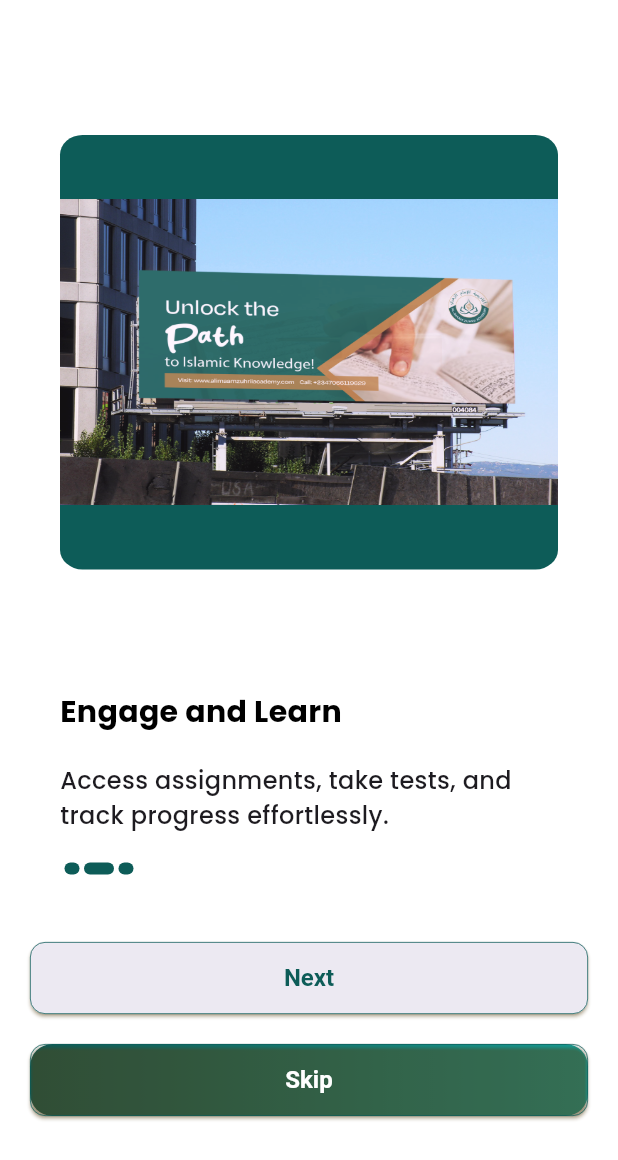
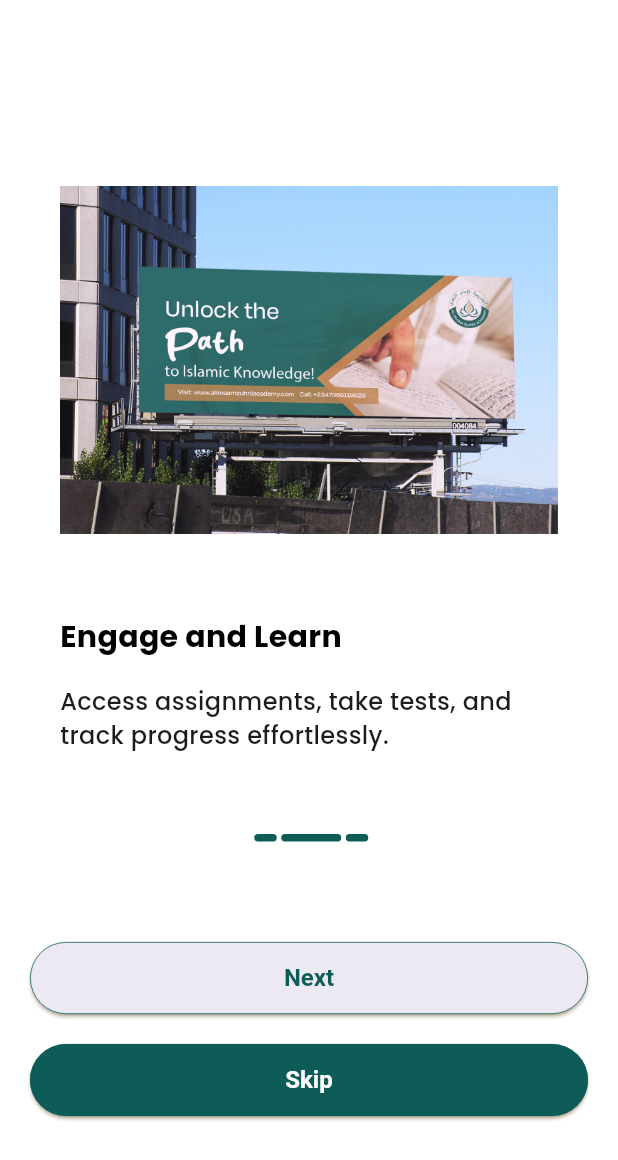
Before and after one commit to Eectrosalaf/imamzuhri, a Flutter app: the screen it shows after launch, after a tap on "Next", on a phone screen of 412 x 824 dp. Shown: the top 1160 px of the screen. Run offline on Flutter 3.47's test engine with Material 3 defaults, Android fonts, the phone set to English and light mode, and no system bars; our stand-ins replace cloud_firestore, firebase_auth, firebase_core, google_fonts, shimmer; accounts and stored records are empty.

Commit message:
recent updates

```diff
--- a/lib/screens/loginscreen.dart
+++ b/lib/screens/loginscreen.dart
@@ -162,12 +162,12 @@ class _LoginScreenState extends State<LoginScreen> {
                   ],
                 ),
                 Botton(
-                    bcolour: Colors.transparent,
+                    bcolour: DesignColors.primaryColor,
                     colour: DesignColors.primaryColor,
-                    gradient: const LinearGradient(colors: [
-                      Color(0xff0d5c58),
-                      Color.fromARGB(255, 21, 168, 161),
-                    ], begin: Alignment.topCenter, end: Alignment.bottomCenter),
+                    // gradient: const LinearGradient(colors: [
+                    //   Color(0xff0d5c58),
+                    //   Color.fromARGB(255, 21, 168, 161),
+                    // ], begin: Alignment.topCenter, end: Alignment.bottomCenter),
                     tcolour: Colors.white,
                     title: 'Log in',
                     onPressed: () async {
@@ -203,8 +203,7 @@ class _LoginScreenState extends State<LoginScreen> {
                                     btntitle: 'Log in Again',
                                     details: output
 
-                                    // controller: _controller,
-                                    // onsaved: savetask,
+
                                     ),
                               );
                             });
--- a/lib/screens/onboardingscreen.dart
+++ b/lib/screens/onboardingscreen.dart
@@ -36,14 +36,14 @@ class _OnboardingScreenState extends State<OnboardingScreen> {
       duration: const Duration(milliseconds: 200),
       decoration: const BoxDecoration(
         borderRadius: BorderRadius.all(
-          Radius.circular(50),
+          Radius.circular(20),
         ),
         color: DesignColors.primaryColor,
       ),
       margin: const EdgeInsets.only(left: 3),
-      height: 8,
+      height: 5,
       curve: Curves.easeIn,
-      width: _currentPage == index ? 20 : 10,
+      width: _currentPage == index ? 40 : 15,
     );
   }
 
@@ -69,32 +69,20 @@ class _OnboardingScreenState extends State<OnboardingScreen> {
                   return Padding(
                     padding: const EdgeInsets.all(40.0),
                     child: Column(
-                      crossAxisAlignment: CrossAxisAlignment.start,
+                      crossAxisAlignment: CrossAxisAlignment.stretch,
+                      mainAxisAlignment: MainAxisAlignment.spaceEvenly,
                       children: [
                         const SizedBox(
                           height: 50,
                         ),
                         Center(
-                          child: AnimatedContainer(
-                            curve: Curves.bounceIn,
-                            transform:Matrix4.rotationX(0.5),
-                            duration: const Duration(microseconds: 300),
-                            decoration: const BoxDecoration(
-                                color: DesignColors.primaryColor,
-                                borderRadius:
-                                    BorderRadius.all(Radius.circular(15))),
-
-                            height: 330,
-                            width: double.infinity,
-                            // color: DesignColors.primaryColor,
-                            child: Image.asset(
-                              fit: BoxFit.contain,
-                              contents[i].image,
-                            ),
+                          child: Image.asset(
+                            fit: BoxFit.contain,
+                            contents[i].image,
                           ),
                         ),
                         const SizedBox(
-                          height: 40,
+                          height: 20,
                           //   //height: (height >= 840) ? 60 : 30,
                         ),
                         Text(
@@ -106,7 +94,7 @@ class _OnboardingScreenState extends State<OnboardingScreen> {
                           ),
                           textAlign: TextAlign.left,
                         ),
-                        const SizedBox(height: 20),
+                      //  const SizedBox(height: 0),
                         Text(
                           contents[i].desc,
                           style: GoogleFonts.poppins(
@@ -119,7 +107,7 @@ class _OnboardingScreenState extends State<OnboardingScreen> {
                         const SizedBox(height: 20),
                         Row(
                           // crossAxisAlignment: CrossAxisAlignment.start,
-                          mainAxisAlignment: MainAxisAlignment.start,
+                          mainAxisAlignment: MainAxisAlignment.center,
                           children: List.generate(
                             contents.length,
                             (int index) => _buildDots(
@@ -159,15 +147,15 @@ class _OnboardingScreenState extends State<OnboardingScreen> {
                                   height: 16,
                                 ),
                                 Botton(
-                                    bcolour: Colors.transparent,
+                                    bcolour: DesignColors.primaryColor,
                                     colour: DesignColors.primaryColor,
-                                    gradient: const LinearGradient(
-                                        colors: [
-                                          Color(0xff0d5c58),
-                                          Color.fromARGB(255, 21, 168, 161),
-                                        ],
-                                        begin: Alignment.topCenter,
-                                        end: Alignment.bottomCenter),
+                                    // // gradient: const LinearGradient(
+                                    // //     colors: [
+                                    // //       Color(0xff0d5c58),
+                                    // //       Color.fromARGB(255, 21, 168, 161),
+                                    // //     ],
+                                    //     begin: Alignment.topCenter,
+                                    //     end: Alignment.bottomCenter),
                                     tcolour: Colors.white,
                                     title: 'Register',
                                     onPressed: () {
@@ -197,11 +185,11 @@ class _OnboardingScreenState extends State<OnboardingScreen> {
                                   height: 20,
                                 ),
                                 Botton(
-                                  bcolour: Colors.transparent,
-                                  gradient: const LinearGradient(colors: [
-                                     Color(0xff0d5c58),
-                                          Color.fromARGB(255, 21, 168, 161),
-                                  ]),
+                                  bcolour:  DesignColors.primaryColor,
+                                  // gradient: const LinearGradient(colors: [
+                                  //    Color(0xff0d5c58),
+                                  //         Color.fromARGB(255, 21, 168, 161),
+                                  // ]),
                                   colour: DesignColors.primaryColor,
                                   tcolour: Colors.white,
                                   title: 'Skip',
--- a/lib/screens/splashscreen.dart
+++ b/lib/screens/splashscreen.dart
@@ -1,7 +1,6 @@
 import 'dart:async';
 
 import 'package:flutter/material.dart';
-
 
 class SplashScreen extends StatefulWidget {
   const SplashScreen({super.key});
@@ -11,27 +10,32 @@ class SplashScreen extends StatefulWidget {
 }
 
 class _SplashScreenState extends State<SplashScreen> {
+  double targetValue = 100;
+
   @override
   void initState() {
+    targetValue = targetValue == 100 ? 250 : 300;
     super.initState();
-    Timer(
-        const Duration(seconds: 5),
-        () => Navigator.pushNamed(context,'/onboarding'));  }
+    Timer(const Duration(seconds: 5),
+        () => Navigator.pushNamed(context, '/onboarding'));
+  }
 
   @override
   Widget build(BuildContext context) {
     return Scaffold(
       backgroundColor: Colors.white,
       body: Center(
-          child: Column(
-        mainAxisAlignment: MainAxisAlignment.center,
-        children: [
-          AnimatedContainer(
-              curve: Curves.easeInSine,
-              duration: const Duration(seconds: 15),
-              child: Image.asset('images/zurilogo.png')),
-        ],
-      )),
+        child: TweenAnimationBuilder(
+          curve: Curves.bounceOut,
+          tween: Tween<double>(begin: 110, end: targetValue),
+          duration: const Duration(milliseconds: 500),
+          builder: (BuildContext context, double size, Widget? child) {
+            return Image.asset('images/zurilogo.png');
+          },
+        ),
+
+
+      ),
     );
   }
 }
--- a/lib/widgets/buttons.dart
+++ b/lib/widgets/buttons.dart
@@ -36,7 +36,7 @@ class Botton extends StatelessWidget {
           //elevation: 4,
           backgroundColor: bcolour,
           shape:
-              RoundedRectangleBorder(borderRadius: BorderRadius.circular(10)),
+              RoundedRectangleBorder(borderRadius: BorderRadius.circular(30)),
           textStyle: const TextStyle(
             color: Colors.white,
             fontSize: 24,
--- a/lib/widgets/textfield.dart
+++ b/lib/widgets/textfield.dart
@@ -90,17 +90,17 @@ class _CustomTextfieldState extends State<CustomTextfield> {
           contentPadding:
               const EdgeInsets.symmetric(vertical: 2, horizontal: 30.0),
           border: const OutlineInputBorder(
-            borderRadius: BorderRadius.all(Radius.circular(15.0)),
+            borderRadius: BorderRadius.all(Radius.circular(30.0)),
           ),
           enabledBorder: const OutlineInputBorder(
             borderSide: BorderSide(color: Color(0xff9e9c9c), width: 1.0),
-            borderRadius: BorderRadius.all(Radius.circular(15.0)),
+            borderRadius: BorderRadius.all(Radius.circular(30.0)),
           ),
           focusedBorder: OutlineInputBorder(
             borderSide: BorderSide(
                 color: isInFocus ? DesignColors.primaryColor : Colors.black,
                 width: 1.0),
-            borderRadius: const BorderRadius.all(Radius.circular(15.0)),
+            borderRadius: const BorderRadius.all(Radius.circular(30.0)),
           ),
         ));
   }
```
Also changed, not shown: lib/screens/homescreen.dart (+45 -9 lines), lib/screens/signupscreen.dart (+5 -5 lines).
